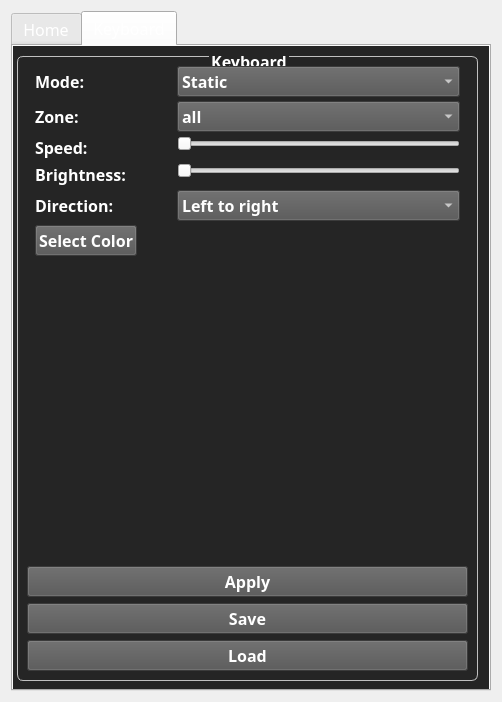
The window that ui/dialog.ui (Packss/Linux-NitroSense) describes before a commit, drawn with Qt 5.
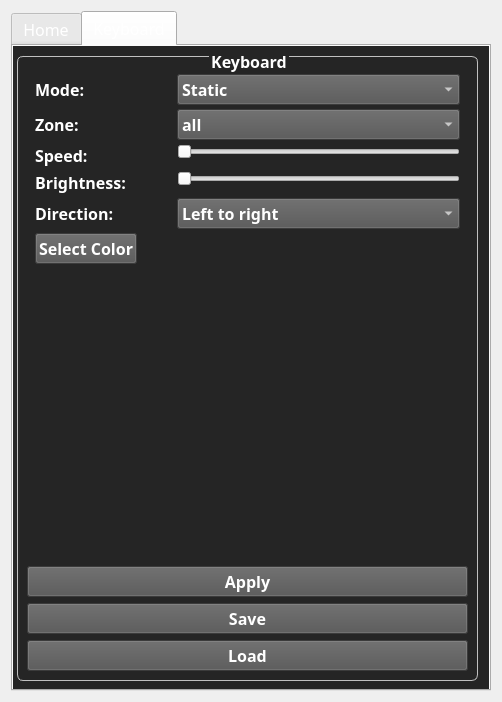
The same window after the commit. The open tabs and pages were chosen to show the change.

Commit message: Fix spacing on keyboard tab

Diff of the .ui file:
```diff
--- a/ui/dialog.ui
+++ b/ui/dialog.ui
@@ -1756,6 +1756,9 @@
             <property name="leftMargin">
              <number>8</number>
             </property>
+            <property name="topMargin">
+             <number>8</number>
+            </property>
             <property name="rightMargin">
              <number>8</number>
             </property>
```
Left out of the diff: 2 changed lines with no effect on the pictures. The commit also changes 1 other file.
